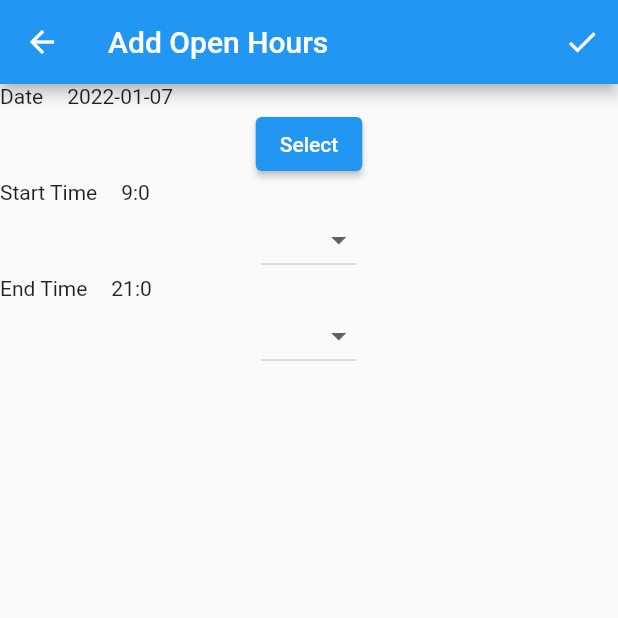
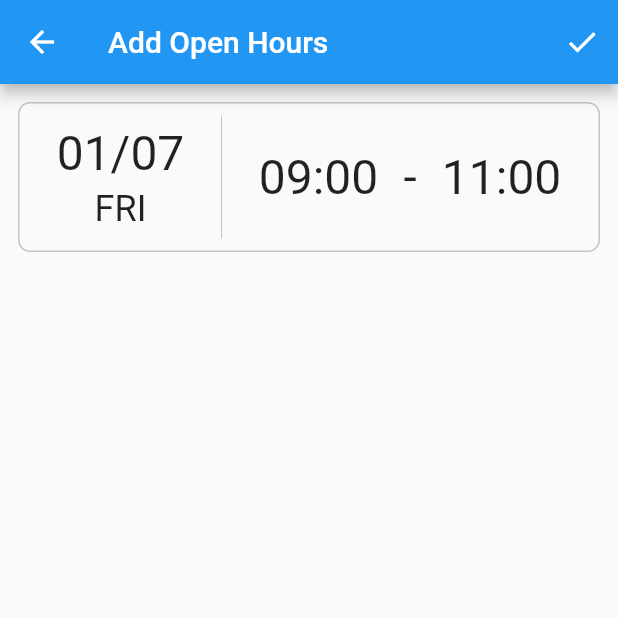
Before and after one commit to Gospel-Crowd/java-class-booking, a Flutter app: the AddOpenHoursScreen screen opened directly, on a phone screen of 412 x 824 dp, the top half of it. Run offline on Flutter 3.47's test engine with Material 2 defaults, Android fonts, the phone set to English and light mode, and no system bars; our stand-ins replace cloud_firestore, firebase_core, google_sign_in; accounts and stored records are empty.

Commit message:
add open hours screen ui

```diff
--- a/booking_app/lib/add_open_hours_screen.dart
+++ b/booking_app/lib/add_open_hours_screen.dart
@@ -1,7 +1,8 @@
+import 'package:booking_app/colors.dart';
+import 'package:booking_app/database.dart';
 import 'package:booking_app/models/open_hours_model.dart';
 import 'package:cloud_firestore/cloud_firestore.dart';
 import 'package:flutter/material.dart';
-import 'package:intl/intl.dart';
 
 class AddOpenHoursScreen extends StatefulWidget {
   const AddOpenHoursScreen({Key? key}) : super(key: key);
@@ -11,10 +12,8 @@ class AddOpenHoursScreen extends StatefulWidget {
 }
 
 class _AddOpenHoursScreenState extends State<AddOpenHoursScreen> {
-  final DateFormat formatter = DateFormat('yyyy-MM-dd');
-
   final CollectionReference _openHoursRef = FirebaseFirestore.instance
-      .collection('open-hours')
+      .collection(openHoursCollection)
       .withConverter<OpenHours>(
         fromFirestore: (snapshot, _) => OpenHours.fromJson(snapshot.data()!),
         toFirestore: (openHours, _) => openHours.toJson(),
@@ -22,32 +21,129 @@ class _AddOpenHoursScreenState extends State<AddOpenHoursScreen> {
 
   DateTime _selectedDate = DateTime.now();
   TimeOfDay _startTime = const TimeOfDay(hour: 9, minute: 0);
-  TimeOfDay _endTime = const TimeOfDay(hour: 21, minute: 0);
-  List<TimeOfDay> _availableTimes = [];
-
-  List<TimeOfDay> _calculateAvailableTimes(
-      TimeOfDay startTime, TimeOfDay endTime) {
-    List<TimeOfDay> availableTimes = [];
-    for (var i = startTime.hour; i <= endTime.hour; i++) {
-      availableTimes.add(TimeOfDay(hour: i, minute: 0));
-      if (i != endTime.hour) {
-        availableTimes.add(TimeOfDay(hour: i, minute: 30));
-      }
-    }
-    return availableTimes;
-  }
-
-  @override
-  void initState() {
-    super.initState();
-
-    _availableTimes = _calculateAvailableTimes(_startTime, _endTime);
-  }
+  TimeOfDay _endTime = const TimeOfDay(hour: 11, minute: 0);
 
   @override
   Widget build(BuildContext context) {
     return Scaffold(
-      appBar: AppBar(
+      appBar: _buildAppBar(context),
+      body: _buildBody(),
+    );
+  }
+
+  Widget _buildBody() {
+    return Padding(
+      padding: const EdgeInsets.all(12),
+      child: Container(
+        height: 100,
+        decoration: BoxDecoration(
+          border: Border.all(
+            color: primaryColor,
+          ),
+          borderRadius: const BorderRadius.all(Radius.circular(8)),
+        ),
+        child: Padding(
+          padding: const EdgeInsets.all(8),
+          child: Expanded(
+            child: Row(
+              mainAxisAlignment: MainAxisAlignment.spaceEvenly,
+              children: [
+                _buildDatePicker(),
+                const VerticalDivider(width: 16, color: primaryColor),
+                _buildStartTimePicker(),
+                const Text(
+                  '-',
+                  style: TextStyle(fontSize: 32),
+                ),
+                _buildEndTimePicker(),
+              ],
+            ),
+          ),
+        ),
+      ),
+    );
+  }
+
+  Widget _buildEndTimePicker() {
+    return GestureDetector(
+      child: Text(
+        OpenHours.buildTimeDisplayString(_endTime),
+        style: const TextStyle(fontSize: 32),
+      ),
+      onTap: () async {
+        final TimeOfDay? pickedEndTime = await showTimePicker(
+          context: context,
+          initialTime: _endTime,
+        );
+
+        if (pickedEndTime != null) {
+          setState(() {
+            _endTime = pickedEndTime;
+          });
+        }
+      },
+    );
+  }
+
+  Widget _buildStartTimePicker() {
+    return GestureDetector(
+      child: Text(
+        OpenHours.buildTimeDisplayString(_startTime),
+        style: const TextStyle(fontSize: 32),
+      ),
+      onTap: () async {
+        final TimeOfDay? pickedStartTime = await showTimePicker(
+          context: context,
+          initialTime: _startTime,
+        );
+
+        if (pickedStartTime != null) {
+          setState(() {
+            _startTime = pickedStartTime;
+            _endTime = pickedStartTime.replacing(
+              hour: pickedStartTime.hour + 2,
+            );
+          });
+        }
+      },
+    );
+  }
+
+  Widget _buildDatePicker() {
+    return GestureDetector(
+      child: Column(
+        mainAxisAlignment: MainAxisAlignment.center,
+        children: [
+          Text(
+            OpenHours.buildDateDisplayString(_selectedDate),
+            style: const TextStyle(fontSize: 32),
+          ),
+          const SizedBox(height: 4),
+          Text(
+            OpenHours.buildDayDisplayString(_selectedDate),
+            style: const TextStyle(fontSize: 24),
+          ),
+        ],
+      ),
+      onTap: () async {
+        final DateTime? pickedDate = await showDatePicker(
+          context: context,
+          initialDate: _selectedDate,
+          firstDate: DateTime(2022),
+          lastDate: DateTime(2023),
+        );
+
+        if (pickedDate != null) {
+          setState(() {
+            _selectedDate = pickedDate;
+          });
+        }
+      },
+    );
+  }
+
+  AppBar _buildAppBar(BuildContext context) {
+    return AppBar(
       title: const Text('Add Open Hours'),
       actions: [
         IconButton(
@@ -66,77 +162,6 @@ class _AddOpenHoursScreenState extends State<AddOpenHoursScreen> {
           icon: const Icon(Icons.done),
         ),
       ],
-      ),
-      body: Column(
-        children: [
-          Row(
-            children: [
-              const Text('Date'),
-              const SizedBox(width: 16),
-              Text(formatter.format(_selectedDate)),
-            ],
-          ),
-          ElevatedButton(
-            onPressed: () async {
-              final DateTime? picked = await showDatePicker(
-                context: context,
-                initialDate: DateTime.now(),
-                firstDate: DateTime(2022),
-                lastDate: DateTime(2023),
-              );
-
-              if (picked != null) {
-                setState(() {
-                  _selectedDate = picked;
-                });
-              }
-            },
-            child: const Text('Select'),
-          ),
-          Row(
-            children: [
-              const Text('Start Time'),
-              const SizedBox(width: 16),
-              Text('${_startTime.hour}:${_startTime.minute}'),
-            ],
-          ),
-          DropdownButton(
-            items: _availableTimes
-                .map<DropdownMenuItem<TimeOfDay>>((TimeOfDay value) {
-              return DropdownMenuItem<TimeOfDay>(
-                value: value,
-                child: Text('${value.hour}:${value.minute}'),
-              );
-            }).toList(),
-            onChanged: (TimeOfDay? newValue) {
-              setState(() {
-                _startTime = newValue!;
-              });
-            },
-          ),
-          Row(
-            children: [
-              const Text('End Time'),
-              const SizedBox(width: 16),
-              Text('${_endTime.hour}:${_endTime.minute}'),
-            ],
-          ),
-          DropdownButton(
-            items: _availableTimes
-                .map<DropdownMenuItem<TimeOfDay>>((TimeOfDay value) {
-              return DropdownMenuItem<TimeOfDay>(
-                value: value,
-                child: Text('${value.hour}:${value.minute}'),
-              );
-            }).toList(),
-            onChanged: (TimeOfDay? newValue) {
-              setState(() {
-                _endTime = newValue!;
-              });
-            },
-          ),
-        ],
-      ),
     );
   }
 }
--- /dev/null
+++ b/booking_app/lib/database.dart
@@ -0,0 +1 @@
+const String openHoursCollection = 'open-hours';
--- a/booking_app/lib/home_screen.dart
+++ b/booking_app/lib/home_screen.dart
@@ -1,5 +1,6 @@
 import 'package:booking_app/add_open_hours_screen.dart';
 import 'package:booking_app/colors.dart';
+import 'package:booking_app/database.dart';
 import 'package:booking_app/models/open_hours_model.dart';
 import 'package:cloud_firestore/cloud_firestore.dart';
 import 'package:flutter/material.dart';
@@ -23,7 +24,7 @@ class _HomeScreenState extends State<HomeScreen> {
   GoogleSignInAccount? _currentUser;
 
   final _openHoursStream = FirebaseFirestore.instance
-      .collection('open-hours')
+      .collection(openHoursCollection)
       .withConverter<OpenHours>(
         fromFirestore: (snapshot, _) => OpenHours.fromJson(snapshot.data()!),
         toFirestore: (openHours, _) => openHours.toJson(),
--- a/booking_app/lib/models/open_hours_model.dart
+++ b/booking_app/lib/models/open_hours_model.dart
@@ -35,12 +35,33 @@ class OpenHours {
   }
 
   String getDateDisplayString() {
-    final DateFormat formatter = DateFormat('MM/dd');
-    return formatter.format(date);
+    return buildDateDisplayString(date);
   }
 
   String getDayDisplayString() {
-    switch (date.weekday) {
+    return buildDayDisplayString(date);
+  }
+
+  String getStartTimeDisplayString() {
+    return buildTimeDisplayString(startTime);
+  }
+
+  String getEndTimeDisplayString() {
+    return buildTimeDisplayString(endTime);
+  }
+
+  static String _padTwoZeros(int number) {
+    final NumberFormat formatter = NumberFormat('00');
+    return formatter.format(number);
+  }
+
+  static String buildDateDisplayString(DateTime dateTime) {
+    final DateFormat formatter = DateFormat('MM/dd');
+    return formatter.format(dateTime);
+  }
+
+  static String buildDayDisplayString(DateTime dateTime) {
+    switch (dateTime.weekday) {
       case 1:
         return 'MON';
       case 2:
@@ -60,16 +81,7 @@ class OpenHours {
     }
   }
 
-  String getStartTimeDisplayString() {
-    return '${_padTwoZeros(startTime.hour)}:${_padTwoZeros(startTime.minute)}';
-  }
-
-  String getEndTimeDisplayString() {
-    return '${_padTwoZeros(endTime.hour)}:${_padTwoZeros(endTime.minute)}';
-  }
-
-  String _padTwoZeros(int number) {
-    final NumberFormat formatter = NumberFormat('00');
-    return formatter.format(number);
+  static String buildTimeDisplayString(TimeOfDay timeOfDay) {
+    return '${_padTwoZeros(timeOfDay.hour)}:${_padTwoZeros(timeOfDay.minute)}';
   }
 }
```
Lines whose indentation alone changed are shown as unchanged.
